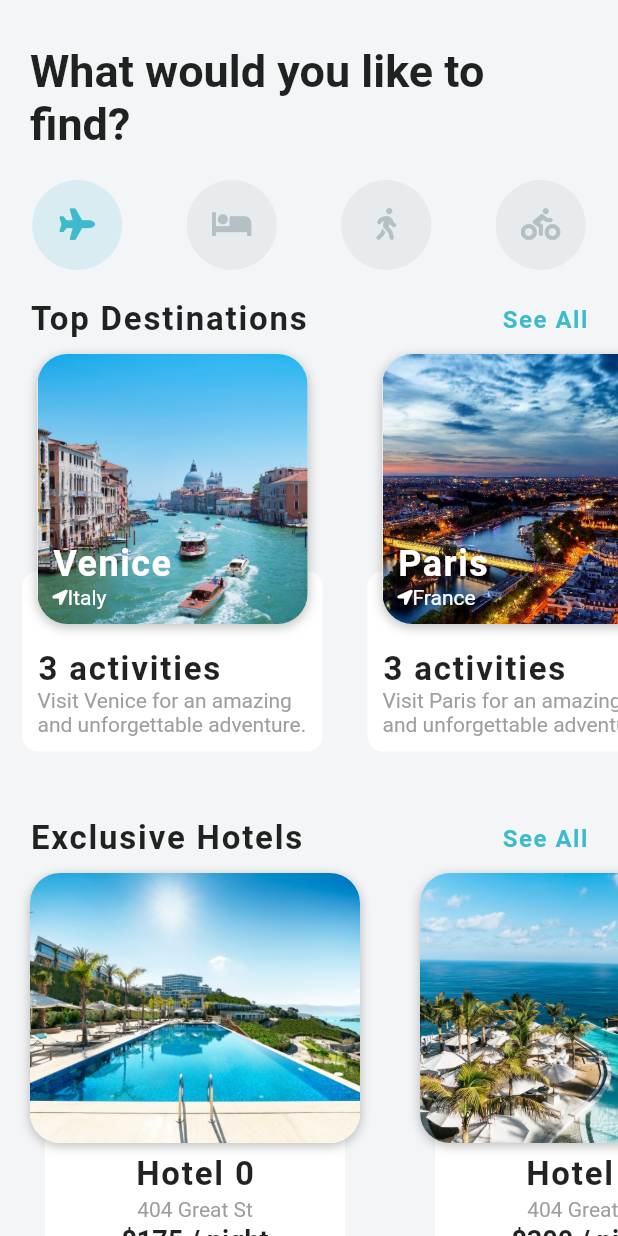
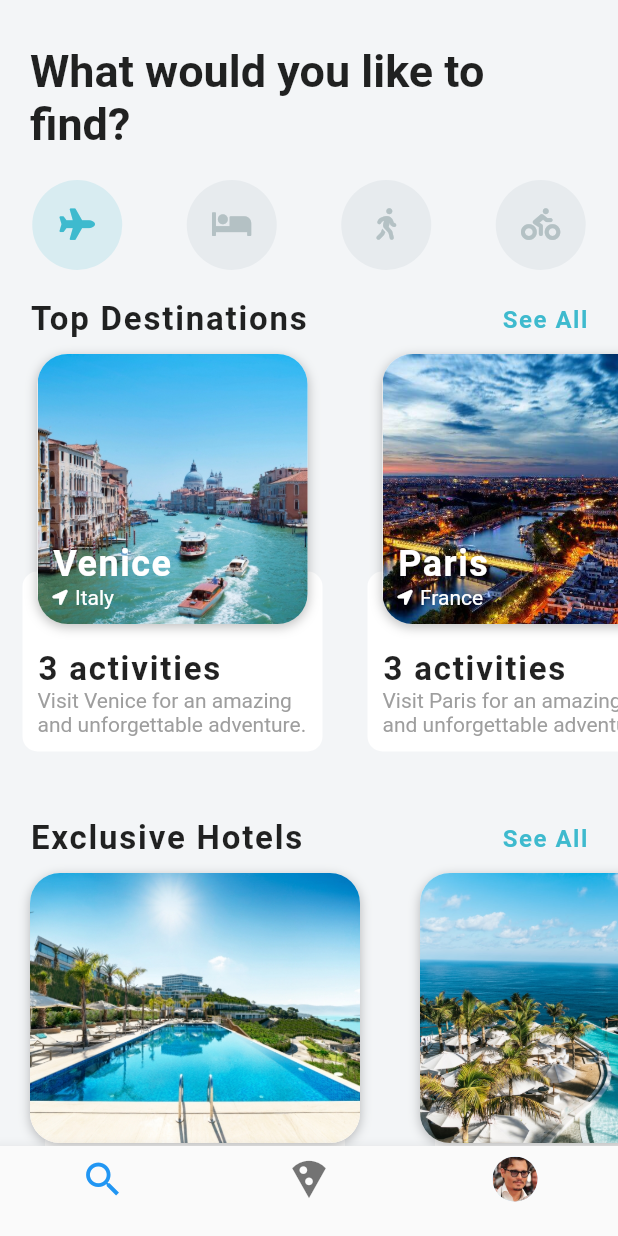
Before and after one commit to abdelledy/travelee-App, a Flutter app: the screen it shows after launch, on a phone screen of 412 x 824 dp. Run offline on Flutter 3.47's test engine with Material 2 defaults, Android fonts, the phone set to English and light mode, and no system bars; our stand-ins replace font_awesome_flutter.

Commit message:
Last chages on this UI

```diff
--- a/lib/models/hotel_model.dart
+++ b/lib/models/hotel_model.dart
@@ -16,19 +16,19 @@ final List<Hotel> hotels = [
   Hotel(
     imageUrl: 'assets/images/hotel0.jpg',
     name: 'Hotel 0',
-    address: '404 Great St',
+    address: '123 Great St',
     price: 175,
   ),
   Hotel(
     imageUrl: 'assets/images/hotel1.jpg',
     name: 'Hotel 1',
-    address: '404 Great St',
+    address: '83 Great St',
     price: 300,
   ),
   Hotel(
     imageUrl: 'assets/images/hotel2.jpg',
     name: 'Hotel 2',
-    address: '404 Great St',
+    address: '207 Great St',
     price: 240,
   ),
 ];
--- a/lib/screens/home_screen.dart
+++ b/lib/screens/home_screen.dart
@@ -10,6 +10,7 @@ class HomeScreen extends StatefulWidget {
 
 class _HomeScreenState extends State<HomeScreen> {
   int _selectedIndex = 0;
+  int _currentTab = 0;
   List<IconData> _icons = [
     FontAwesomeIcons.plane,
     FontAwesomeIcons.bed,
@@ -79,6 +80,37 @@ class _HomeScreenState extends State<HomeScreen> {
           ],
         ),
       ),
+      bottomNavigationBar: BottomNavigationBar(
+        onTap: (int value) {
+          setState(() {
+            _currentTab = value;
+          });
+        },
+        currentIndex: _currentTab,
+        items: [
+          BottomNavigationBarItem(
+            icon: Icon(
+              Icons.search,
+              size: 30.0,
+            ),
+            title: SizedBox.shrink(),
+          ),
+          BottomNavigationBarItem(
+            icon: Icon(
+              Icons.local_pizza,
+              size: 30.0,
+            ),
+            title: SizedBox.shrink(),
+          ),
+          BottomNavigationBarItem(
+            icon: CircleAvatar(
+              radius: 15.0,
+              backgroundImage: AssetImage('assets/images/depp.jpg'),
+            ),
+            title: SizedBox.shrink(),
+          ),
+        ],
+      ),
     );
   }
 }
--- a/lib/widgets/destinations_carouse.dart
+++ b/lib/widgets/destinations_carouse.dart
@@ -1,6 +1,7 @@
 import 'package:flutter/material.dart';
 import 'package:font_awesome_flutter/font_awesome_flutter.dart';
 import 'package:travelee/models/destination_model.dart';
+import 'package:travelee/screens/destination_screen.dart';
 
 class DestinationCarouse extends StatelessWidget {
   @override
@@ -43,7 +44,16 @@ class DestinationCarouse extends StatelessWidget {
             itemCount: destinations.length,
             itemBuilder: (BuildContext context, int index) {
               Destination destination = destinations[index];
-              return Container(
+              return GestureDetector(
+                onTap: () => Navigator.push(
+                  context,
+                  MaterialPageRoute(
+                    builder: (_) => DestinationScreen(
+                      destination: destination,
+                    ),
+                  ),
+                ),
+                child: Container(
                   margin: EdgeInsets.all(10.0),
                   width: 210.0,
                   child: Stack(
@@ -97,13 +107,16 @@ class DestinationCarouse extends StatelessWidget {
                         ),
                         child: Stack(
                           children: [
-                          ClipRRect(
+                            Hero(
+                              tag: destination.imageUrl,
+                              child: ClipRRect(
                                 borderRadius: BorderRadius.circular(20.0),
                                 child: Image(
                                   height: 180.0,
                                   width: 180.0,
                                   image: AssetImage(destination.imageUrl),
                                   fit: BoxFit.cover,
+                                ),
                               ),
                             ),
                             Positioned(
@@ -128,13 +141,11 @@ class DestinationCarouse extends StatelessWidget {
                                         size: 10.0,
                                         color: Colors.white,
                                       ),
+                                      SizedBox(width: 5.0),
                                       Text(
                                         destination.country,
                                         style: TextStyle(
                                           color: Colors.white,
-                                        // fontSize: 24.0,
-                                        // fontWeight: FontWeight.w600,
-                                        // letterSpacing: 1.0,
                                         ),
                                       ),
                                     ],
@@ -147,6 +158,7 @@ class DestinationCarouse extends StatelessWidget {
                       ),
                     ],
                   ),
+                ),
               );
             },
             scrollDirection: Axis.horizontal,
```
Also changed, not shown: lib/screens/destination_screen.dart (added, +259 -0 lines), assets/images/depp.jpg (added). Lines whose indentation alone changed are shown as unchanged.
